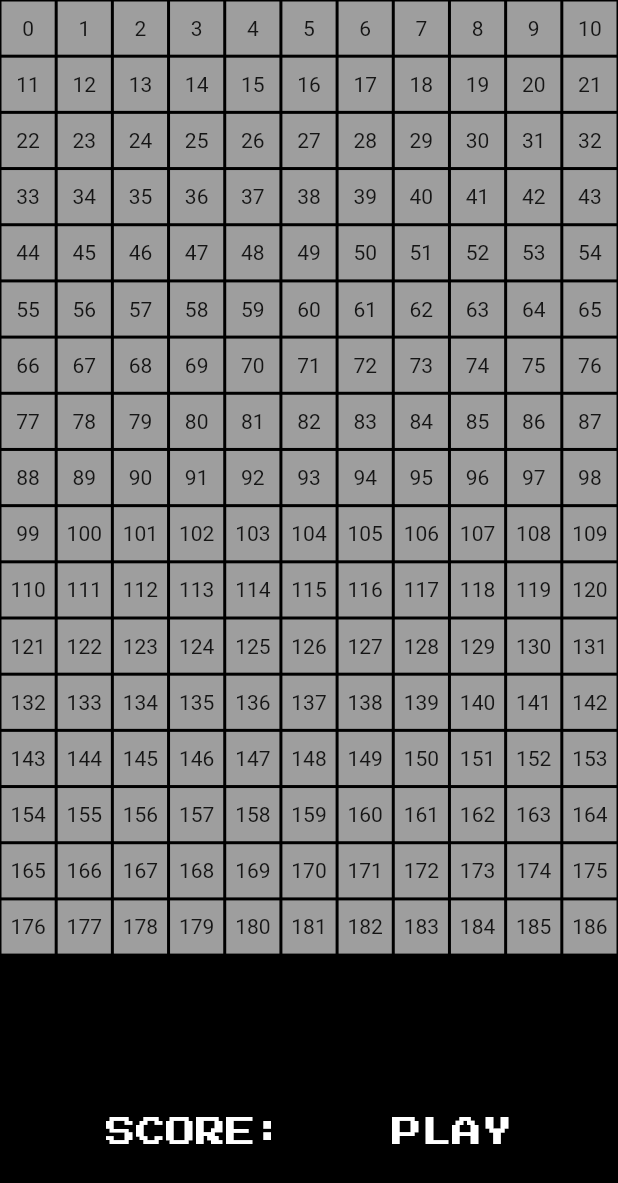
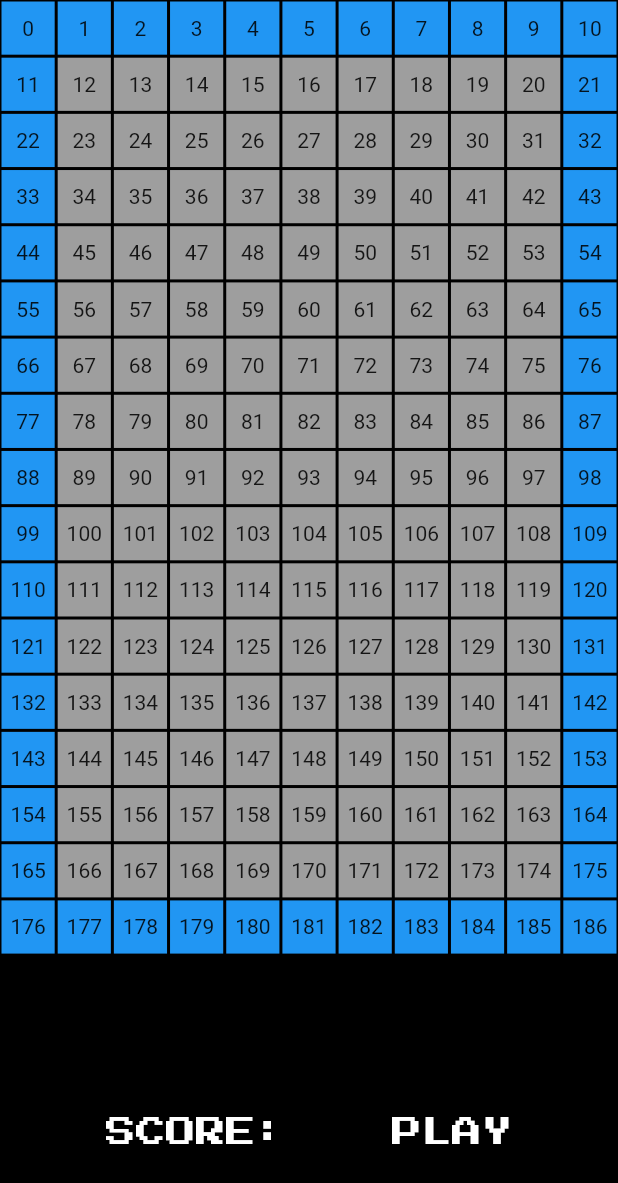
Before and after one commit to ZheerBarzan/project_pacman, a Flutter app: the screen it shows after launch, on a phone screen of 412 x 824 dp. Shown: the top 1183 px of the screen. Run offline on Flutter 3.47's test engine with Material 2 defaults, Android fonts, the phone set to English and light mode, and no system bars; our stand-ins replace google_fonts.

Commit message:
showing the barrires on the map

```diff
--- a/lib/home_page.dart
+++ b/lib/home_page.dart
@@ -80,6 +80,15 @@ class _HomepageState extends State<Homepage> {
                   gridDelegate: SliverGridDelegateWithFixedCrossAxisCount(
                       crossAxisCount: numberInRow),
                   itemBuilder: (context, index) {
+                    if (barriers.contains(index)) {
+                      return Padding(
+                        padding: const EdgeInsets.all(1.0),
+                        child: Container(
+                          color: Colors.blue,
+                          child: Center(child: Text(index.toString())),
+                        ),
+                      );
+                    } else {
                       return Padding(
                         padding: const EdgeInsets.all(1.0),
                         child: Container(
@@ -87,6 +96,7 @@ class _HomepageState extends State<Homepage> {
                           child: Center(child: Text(index.toString())),
                         ),
                       );
+                    }
                   }),
             ),
           ),
```
Lines whose indentation alone changed are shown as unchanged.
